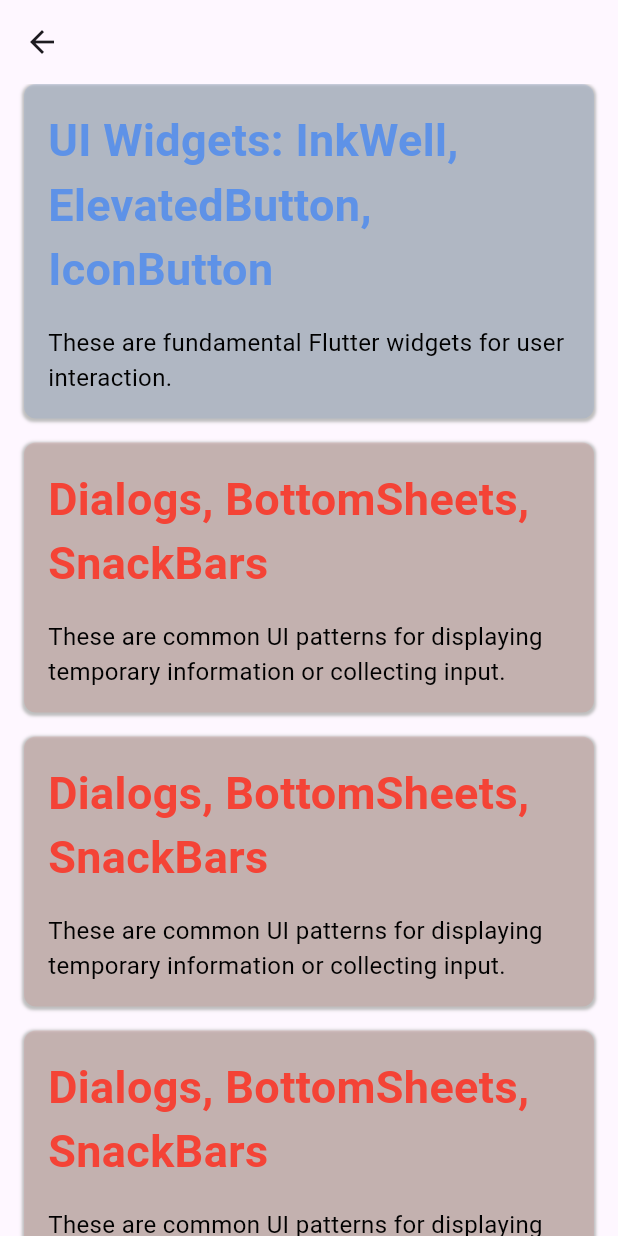
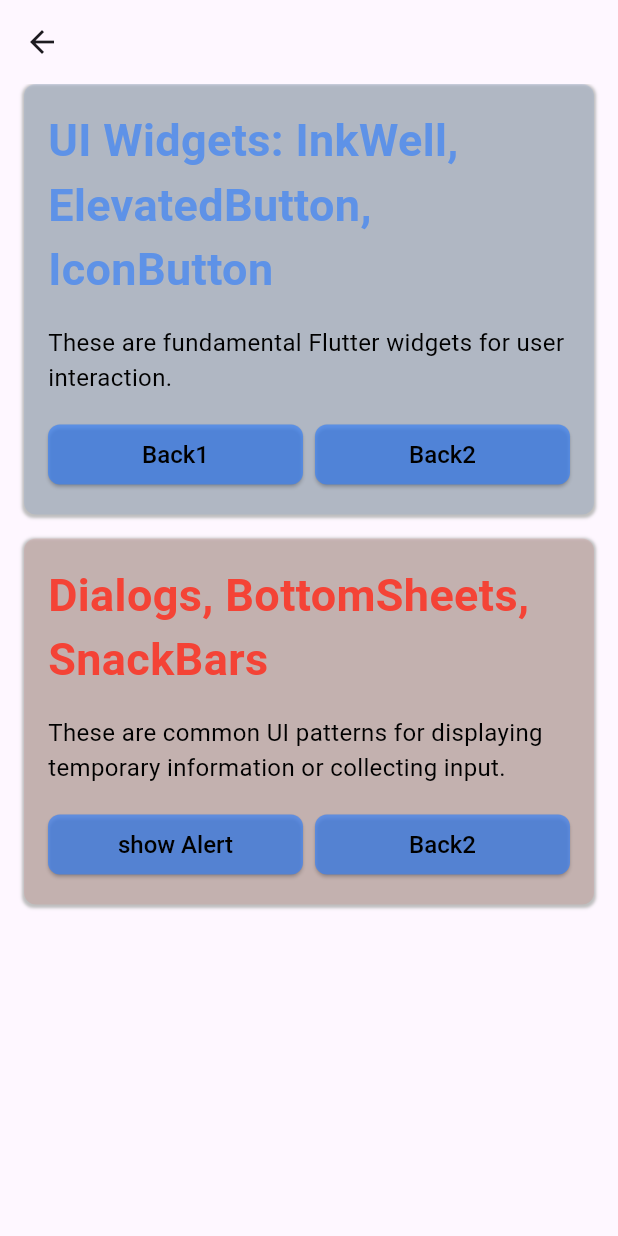
Before and after one commit to mazenShabaan36/e_commerce_session, a Flutter app: the screen it shows after launch, after a tap on "Login", on a phone screen of 412 x 824 dp. Run offline on Flutter 3.47's test engine with Material 3 defaults, Android fonts, the phone set to English and light mode, and no system bars.

Commit message:
small fix in alerts

```diff
--- /dev/null
+++ b/lib/core/managers/alerts_manager.dart
@@ -0,0 +1,39 @@
+import 'package:flutter/material.dart';
+import 'package:session/main.dart';
+
+class AlertsManager {
+  static Future<T> showAppDialog<T>({required Widget child, Color? barrierColor, bool barrierDismissible = true}) async {
+    return await showDialog(
+      //
+      context: appContext,
+      barrierDismissible: barrierDismissible,
+      barrierColor: barrierColor,
+      builder:
+          (builder) => Dialog(
+            //
+            shape: RoundedRectangleBorder(borderRadius: BorderRadius.circular(16)),
+            insetPadding: const EdgeInsets.all(16),
+            child: child,
+          ),
+    );
+  }
+
+  static Future<T?> showAppGeneralDialog<T>({Color? barrierColor, bool barrierDismissible = true, required Widget child, double finalScale = 1}) async {
+    return await showGeneralDialog<T>(
+      context: appContext,
+      barrierDismissible: barrierDismissible,
+      barrierColor: barrierColor!,
+      transitionBuilder: (context, animation, secondaryAnimation, dialogChild) {
+        final curvedAnimation = CurvedAnimation(parent: animation, curve: Curves.easeInOutQuad);
+
+        return ScaleTransition(scale: Tween<double>(begin: 0.2, end: finalScale).animate(curvedAnimation), child: FadeTransition(opacity: Tween<double>(begin: 0.5, end: 1).animate(curvedAnimation), child: dialogChild));
+      },
+
+      pageBuilder: (context, animation, secondaryAnimation) => SafeArea(child: Center(child: Material(child: child))),
+    );
+  }
+
+  static Future<void> showLoadingDialog() async {
+    await showAppDialog(barrierDismissible: false, child: const CircularProgressIndicator());
+  }
+}
--- a/lib/main.dart
+++ b/lib/main.dart
@@ -6,6 +6,10 @@ import 'package:session/presentation/features/home/view/home_screen.dart';
 void main() {
   runApp(const MyApp());
 }
+
+// to get current context from any where
+final GlobalKey<NavigatorState> appKey = GlobalKey<NavigatorState>();
+BuildContext get appContext => appKey.currentContext!;
 
 class MyApp extends StatelessWidget {
   const MyApp({super.key});
@@ -48,6 +52,7 @@ class MyApp extends StatelessWidget {
       ),
       //
       home: LoginScreen(),
+      navigatorKey: appKey,
     );
   }
 }
--- a/lib/presentation/features/home/view/home_screen.dart
+++ b/lib/presentation/features/home/view/home_screen.dart
@@ -1,6 +1,8 @@
 import 'package:flutter/material.dart';
 import 'package:session/core/app_colors.dart';
+import 'package:session/core/managers/alerts_manager.dart';
 import 'package:session/presentation/features/home/widgets/home_screen_container_content.dart';
+import 'package:session/presentation/widgets/app_button.dart';
 
 class HomeScreen extends StatefulWidget {
   HomeScreen({super.key});
@@ -12,6 +14,11 @@ class HomeScreen extends StatefulWidget {
 class _HomeScreenState extends State<HomeScreen> {
   final TextEditingController field = TextEditingController();
   bool isValid = false;
+  void poppingFromScreen() {
+    ///calculation
+    Navigator.pop(context);
+  }
+
   @override
   Widget build(BuildContext context) {
     return Scaffold(
@@ -29,6 +36,15 @@ class _HomeScreenState extends State<HomeScreen> {
               title: "UI Widgets: InkWell, ElevatedButton, IconButton",
               subtitle: "These are fundamental Flutter widgets for user interaction.",
               mainColor: AppColors.primary,
+              child: Row(
+                //
+                spacing: 8,
+                children: [
+                  //
+                  Expanded(child: AppButton(onPressed: () => poppingFromScreen(), title: "Back1")),
+                  Expanded(child: AppButton(onPressed: () => poppingFromScreen(), title: "Back2")),
+                ],
+              ),
             ),
 
             HomeScreenContainerContent(
@@ -36,84 +52,15 @@ class _HomeScreenState extends State<HomeScreen> {
               title: "Dialogs, BottomSheets, SnackBars",
               subtitle: "These are common UI patterns for displaying temporary information or collecting input.",
               mainColor: AppColors.red,
-            ),
-            HomeScreenContainerContent(
-              //
-              title: "Dialogs, BottomSheets, SnackBars",
-              subtitle: "These are common UI patterns for displaying temporary information or collecting input.",
-              mainColor: AppColors.red,
-            ),
-            HomeScreenContainerContent(
-              //
-              title: "Dialogs, BottomSheets, SnackBars",
-              subtitle: "These are common UI patterns for displaying temporary information or collecting input.",
-              mainColor: AppColors.red,
-            ),
-            HomeScreenContainerContent(
-              //
-              title: "Dialogs, BottomSheets, SnackBars",
-              subtitle: "These are common UI patterns for displaying temporary information or collecting input.",
-              mainColor: AppColors.red,
-            ),
-            HomeScreenContainerContent(
-              //
-              title: "Dialogs, BottomSheets, SnackBars",
-              subtitle: "These are common UI patterns for displaying temporary information or collecting input.",
-              mainColor: AppColors.red,
-            ),
-            HomeScreenContainerContent(
-              //
-              title: "Dialogs, BottomSheets, SnackBars",
-              subtitle: "These are common UI patterns for displaying temporary information or collecting input.",
-              mainColor: AppColors.red,
-            ),
-            HomeScreenContainerContent(
-              //
-              title: "Dialogs, BottomSheets, SnackBars",
-              subtitle: "These are common UI patterns for displaying temporary information or collecting input.",
-              mainColor: AppColors.red,
-            ),
-            HomeScreenContainerContent(
-              //
-              title: "Dialogs, BottomSheets, SnackBars",
-              subtitle: "These are common UI patterns for displaying temporary information or collecting input.",
-              mainColor: AppColors.red,
-            ),
-            HomeScreenContainerContent(
-              //
-              title: "Dialogs, BottomSheets, SnackBars",
-              subtitle: "These are common UI patterns for displaying temporary information or collecting input.",
-              mainColor: AppColors.red,
-            ),
-            HomeScreenContainerContent(
-              //
-              title: "Dialogs, BottomSheets, SnackBars",
-              subtitle: "These are common UI patterns for displaying temporary information or collecting input.",
-              mainColor: AppColors.red,
-            ),
-            HomeScreenContainerContent(
-              //
-              title: "Dialogs, BottomSheets, SnackBars",
-              subtitle: "These are common UI patterns for displaying temporary information or collecting input.",
-              mainColor: AppColors.red,
-            ),
-            HomeScreenContainerContent(
-              //
-              title: "Dialogs, BottomSheets, SnackBars",
-              subtitle: "These are common UI patterns for displaying temporary information or collecting input.",
-              mainColor: AppColors.red,
-            ),
-            HomeScreenContainerContent(
-              //
-              title: "Dialogs, BottomSheets, SnackBars",
-              subtitle: "These are common UI patterns for displaying temporary information or collecting input.",
-              mainColor: AppColors.red,
-            ),
-            HomeScreenContainerContent(
-              //
-              title: "Dialogs, BottomSheets, SnackBars",
-              subtitle: "These are common UI patterns for displaying temporary information or collecting input.",
-              mainColor: AppColors.red,
+              child: Row(
+                //
+                spacing: 8,
+                children: [
+                  //
+                  Expanded(child: AppButton(onPressed: () => AlertsManager.showLoadingDialog(), title: "show Alert")),
+                  Expanded(child: AppButton(onPressed: () => poppingFromScreen(), title: "Back2")),
+                ],
+              ),
             ),
           ],
           //
```
